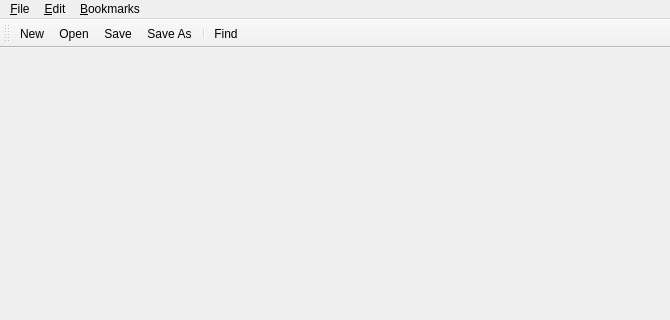
This is forms/mainwindow.ui in elemc/XMLer as Qt 5 draws it before an edit; both pictures show x 0 to 670 and y 0 to 320 of the 670 by 482 pixel window. The edited form follows.
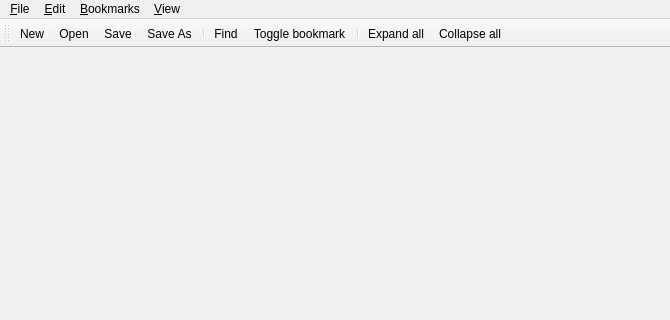
This is the edited form.

Commit message: Add collapse and expand all

```diff
--- a/forms/mainwindow.ui
+++ b/forms/mainwindow.ui
@@ -63,9 +63,17 @@
     <addaction name="actionBookmarkGotoNext"/>
     <addaction name="actionBookmarkGotoPrevious"/>
    </widget>
+   <widget class="QMenu" name="menu_View">
+    <property name="title">
+     <string>&amp;View</string>
+    </property>
+    <addaction name="actionCollapseAll"/>
+    <addaction name="actionExpandAll"/>
+   </widget>
    <addaction name="menu_File"/>
    <addaction name="menu_Edit"/>
    <addaction name="menu_Bookmarks"/>
+   <addaction name="menu_View"/>
   </widget>
   <widget class="QStatusBar" name="statusbar"/>
   <widget class="QToolBar" name="toolBar">
@@ -84,6 +92,10 @@
    <addaction name="actionSaveAs"/>
    <addaction name="separator"/>
    <addaction name="actionFind"/>
+   <addaction name="actionBookmark"/>
+   <addaction name="separator"/>
+   <addaction name="actionExpandAll"/>
+   <addaction name="actionCollapseAll"/>
   </widget>
   <action name="actionExit">
    <property name="text">
@@ -161,6 +173,16 @@
     <string>Goto &amp;previous</string>
    </property>
   </action>
+  <action name="actionCollapseAll">
+   <property name="text">
+    <string>&amp;Collapse all</string>
+   </property>
+  </action>
+  <action name="actionExpandAll">
+   <property name="text">
+    <string>&amp;Expand all</string>
+   </property>
+  </action>
  </widget>
  <resources/>
  <connections/>
```
The commit also changes 2 other files.
